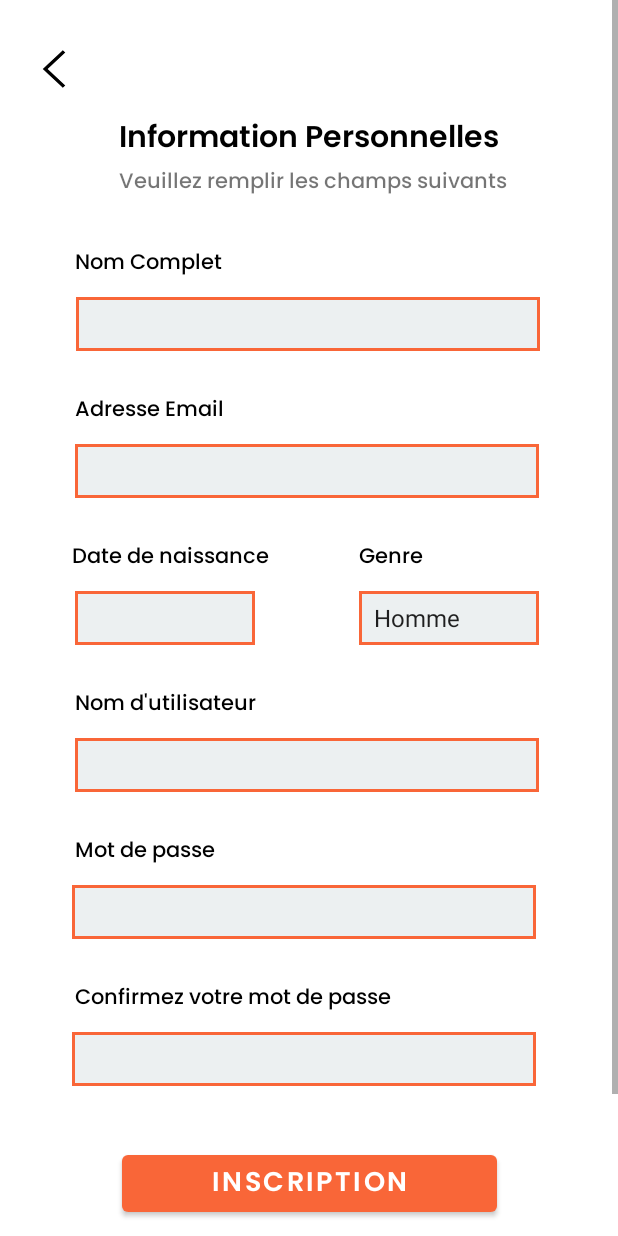
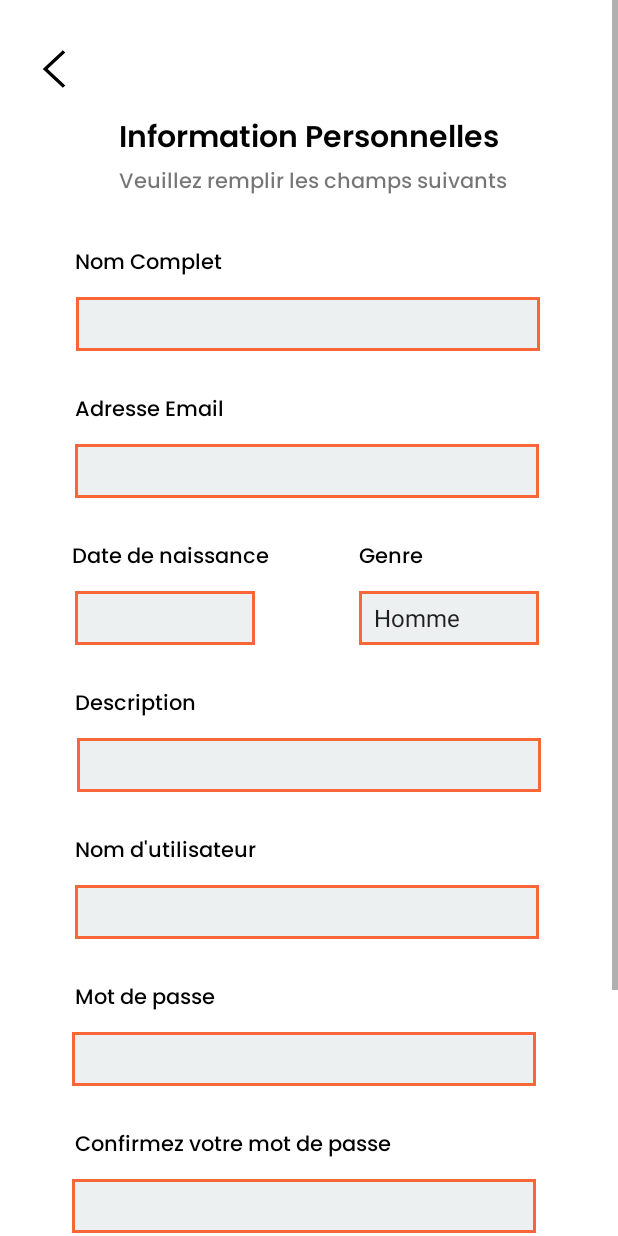
Before and after one commit to Nathancdl/kotlin-project, an Android app: the screen it shows after launch (RegistrationActivity), after a tap on "INSCRIPTION", on a phone screen of 412 x 824 dp. Run offline under Robolectric (Android 15) with nearby library versions, the phone set to English and light mode, and no system bars; 3 statements that could not run were skipped.

Commit message:
add login page

```diff
--- a/app/src/main/java/com/example/kotlin_project/ConnectionLoginActivity.kt
+++ b/app/src/main/java/com/example/kotlin_project/ConnectionLoginActivity.kt
@@ -13,6 +13,12 @@ class ConnectionLoginActivity : AppCompatActivity() {
             // Open Activity Register after click button
             startActivity(Intent(this, RegistrationActivity::class.java))
         }
+        this.findViewById<Button>(R.id.button_connection).setOnClickListener {
+            // Open Activity Login after click button
+            startActivity(Intent(this, LoginActivity::class.java))
+        }
+
+
 
     }
 }
--- a/app/src/main/java/com/example/kotlin_project/HomeFragmentCommentAdd.kt
+++ b/app/src/main/java/com/example/kotlin_project/HomeFragmentCommentAdd.kt
@@ -28,7 +28,7 @@ class HomeFragmentCommentAdd : Fragment(R.layout.visual_post_comment_new){
         }
 
         rootView.findViewById<Button>(R.id.buttonaddcomment).setOnClickListener{
-            val contentText : String = rootView.findViewById<EditText>(R.id.edittextfullname).text.toString()
+            val contentText : String = rootView.findViewById<EditText>(R.id.edittextusernamelogin).text.toString()
             //envoie vers firebase et revient à la page précédente
 
         }
--- a/app/src/main/res/layout/activity_registration.xml
+++ b/app/src/main/res/layout/activity_registration.xml
@@ -94,6 +94,19 @@
                     android:textColor="@color/black"
                     android:textSize="14sp"
                     app:layout_constraintStart_toStartOf="parent"
+                    app:layout_constraintTop_toBottomOf="@+id/frameLayoutdescription" />
+
+                <TextView
+                    android:id="@+id/textViewdescription"
+                    android:layout_width="wrap_content"
+                    android:layout_height="wrap_content"
+                    android:layout_marginStart="50dp"
+                    android:layout_marginTop="28dp"
+                    android:fontFamily="@font/poppins_medium"
+                    android:text="@string/description"
+                    android:textColor="@color/black"
+                    android:textSize="14sp"
+                    app:layout_constraintStart_toStartOf="parent"
                     app:layout_constraintTop_toBottomOf="@+id/frameLayoutbirth" />
 
                 <TextView
@@ -175,7 +188,7 @@
                     app:layout_constraintTop_toBottomOf="@+id/textViewfullname">
 
                     <EditText
-                        android:id="@+id/edittextfullname"
+                        android:id="@+id/edittextusernamelogin"
                         android:layout_width="match_parent"
                         android:layout_height="match_parent"
                         android:layout_margin="2dp"
@@ -241,6 +254,26 @@
                         android:layout_margin="2dp"
                         android:background="@color/gray"
                         android:spinnerMode="dropdown" />
+                </FrameLayout>
+
+                <FrameLayout
+                    android:id="@+id/frameLayoutdescription"
+                    android:layout_width="309dp"
+                    android:layout_height="36dp"
+                    android:layout_marginTop="10dp"
+                    android:background="@color/orange"
+                    app:layout_constraintEnd_toEndOf="parent"
+                    app:layout_constraintStart_toStartOf="parent"
+                    app:layout_constraintTop_toBottomOf="@+id/textViewdescription">
+
+                    <EditText
+                        android:id="@+id/edittextdescription"
+                        android:layout_width="match_parent"
+                        android:layout_height="match_parent"
+                        android:layout_margin="2dp"
+                        android:background="@color/gray"
+                        android:ems="10"
+                        tools:ignore="MissingConstraints" />
                 </FrameLayout>
 
                 <FrameLayout
--- a/app/src/main/res/layout/fragment_newpost.xml
+++ b/app/src/main/res/layout/fragment_newpost.xml
@@ -27,7 +27,7 @@
         app:layout_constraintTop_toTopOf="parent">
 
         <EditText
-            android:id="@+id/edittextfullname"
+            android:id="@+id/edittextusernamelogin"
             android:layout_width="match_parent"
             android:layout_height="match_parent"
             android:layout_margin="2.5dp"
--- a/app/src/main/res/layout/visual_post_comment_new.xml
+++ b/app/src/main/res/layout/visual_post_comment_new.xml
@@ -16,7 +16,7 @@
         app:layout_constraintTop_toTopOf="parent">
 
         <EditText
-            android:id="@+id/edittextfullname"
+            android:id="@+id/edittextusernamelogin"
             android:layout_width="match_parent"
             android:layout_height="match_parent"
             android:layout_margin="2.5dp"
--- a/app/src/main/res/values/strings.xml
+++ b/app/src/main/res/values/strings.xml
@@ -7,7 +7,13 @@
     <string name="account_exist">Vous avez déjà un compte ?</string>
     <string name="connection">Connexion</string>
     <string name="submit">Poster</string>
+    <string name="description">Description</string>
     <string name="placeholderedittext">Tapez quelque chose...</string>
+
+    /*Login*/
+    <string name="enterid">Entrer vos identifiants</string>
+    <string name="notaccount">Vous n’avez pas de compte ?</string>
+
 
     /*Register*/
     <string name="personalinformation">Information Personnelles</string>
```
Also changed, not shown: app/src/main/AndroidManifest.xml (+8 -2 lines), app/src/main/java/com/example/kotlin_project/LoginActivity.kt (added, +40 -0 lines), app/src/main/java/com/example/kotlin_project/RegistrationActivity.kt (+32 -4 lines), app/src/main/res/layout/activity_login.xml (added, +150 -0 lines).
